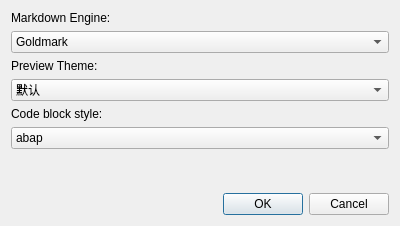
Before: the Qt Designer form preferencedialog.ui in missdeer/KarenMeu, drawn with Qt 5.
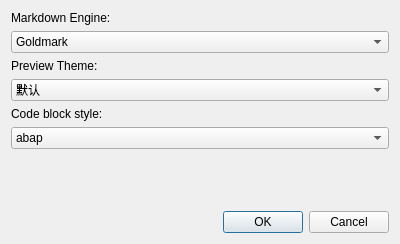
After: the same form once the commit is applied.

```diff
--- a/preferencedialog.ui
+++ b/preferencedialog.ui
@@ -7,7 +7,7 @@
     <x>0</x>
     <y>0</y>
     <width>400</width>
-    <height>226</height>
+    <height>244</height>
    </rect>
   </property>
   <property name="windowTitle">
```
Left out of the diff: 5 changed lines with no effect on the pictures.
